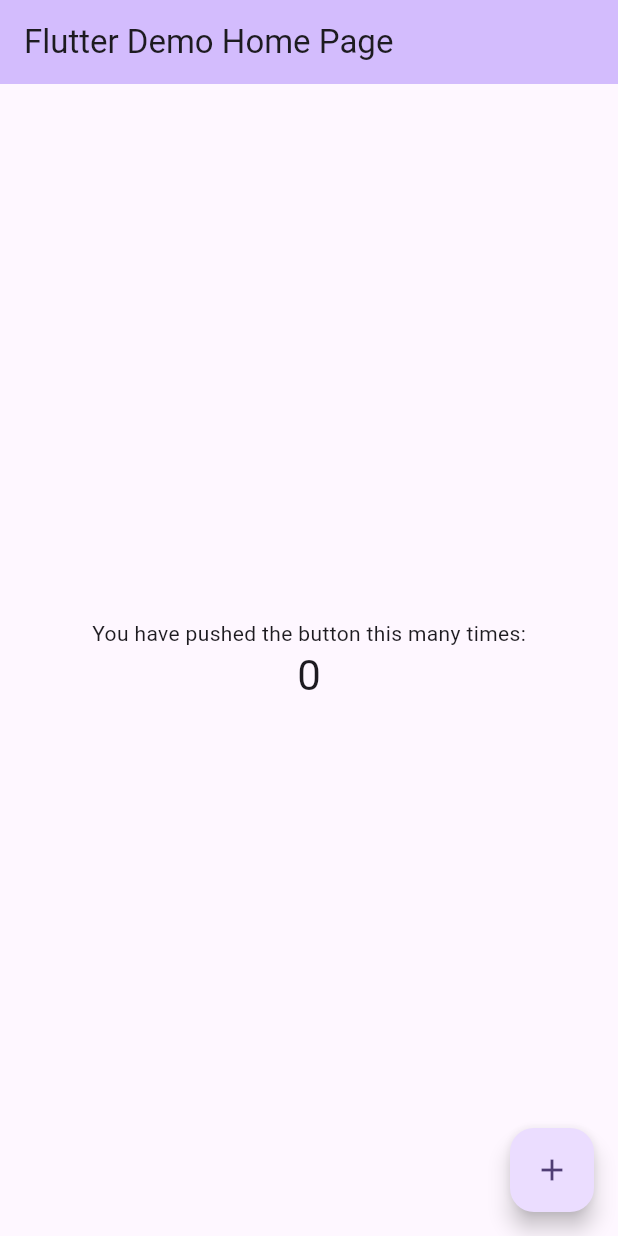
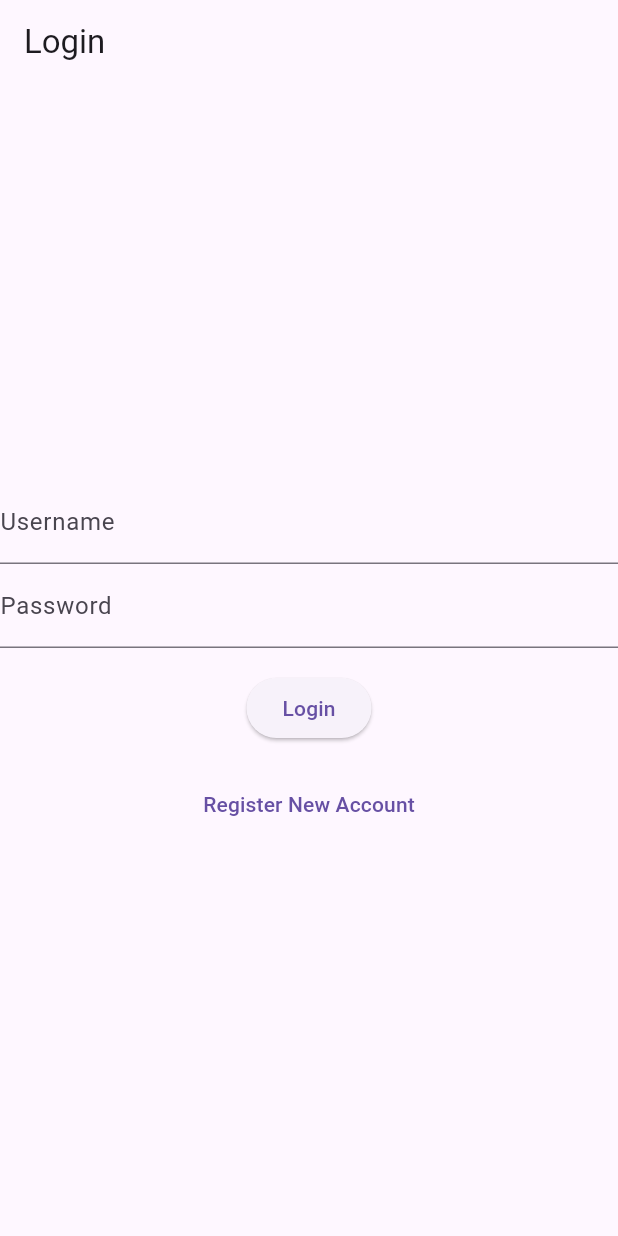
Before and after one commit to Zion2-6/MoodTracker, a Flutter app: the screen it shows after launch, on a phone screen of 412 x 824 dp. Run offline on Flutter 3.47's test engine with Material 3 defaults, Android fonts, the phone set to English and light mode, and no system bars; our stand-ins replace flutter_secure_storage, sqflite, sqflite_common_ffi; accounts and stored records are empty.

Commit message:
Added Registration page and Login Page with user authentication and local database (6 new dart files)

```diff
--- /dev/null
+++ b/lib/databasehelper.dart
@@ -0,0 +1,53 @@
+import 'package:path/path.dart';
+import 'package:sqflite/sqflite.dart';
+import 'user.dart'; // Your user model class
+import 'dart:io';
+import 'package:flutter/foundation.dart';
+import 'package:path_provider/path_provider.dart'; // Used for accessing the file system
+
+class DatabaseHelper {
+  static Future<Database> getDatabase() async {
+    final databasesPath = await getDatabasesPath();
+    final String path = join(databasesPath, 'your_database.db');
+    print("Database path: $path");
+
+    // Open/create the database at the path
+    return openDatabase(path, version: 1, onCreate: (db, version) async {
+      // Create the 'users' table if it doesn't exist
+      await db.execute('''
+        CREATE TABLE IF NOT EXISTS users (
+          username TEXT PRIMARY KEY,
+          password TEXT
+        );
+      ''');
+    });
+  }
+
+  static Future<String> getDatabasesPath() async {
+    final directory = await getApplicationDocumentsDirectory(); // This works for both mobile and desktop
+    return directory.path;
+  }
+
+  static Future<void> insertUser(User user) async {
+    final Database db = await getDatabase();
+    await db.insert(
+      'users',
+      user.toMap(),
+      conflictAlgorithm: ConflictAlgorithm.replace,
+    );
+  }
+
+  static Future<User?> getUserByUsername(String username) async {
+    final Database db = await getDatabase();
+    final List<Map<String, dynamic>> maps = await db.query(
+      'users',
+      where: 'username = ?',
+      whereArgs: [username],
+    );
+    if (maps.isNotEmpty) {
+      // Assuming the password is stored in a hashed format
+      return User(username: maps[0]['username'], password: maps[0]['password']);
+    }
+    return null; // User not found
+  }
+}
--- /dev/null
+++ b/lib/loginpage.dart
@@ -0,0 +1,97 @@
+import 'package:flutter/material.dart';
+import 'databasehelper.dart';
+import 'user.dart';
+// Import your SecureStorage and DatabaseHelper for verifying user data
+
+class LoginPage extends StatefulWidget {
+  @override
+  _LoginPageState createState() => _LoginPageState();
+}
+
+class _LoginPageState extends State<LoginPage> {
+  final _formKey = GlobalKey<FormState>();
+  String _username = '';
+  String _password = '';
+
+  void _login() async {
+  // Retrieve the user from the database
+  final User? user = await DatabaseHelper.getUserByUsername(_username);
+
+  // Check if user exists and password matches
+  if (user != null && user.password == _password) {
+    // If valid, navigate to the home page
+    Navigator.of(context).pushReplacementNamed('/home');
+  } else {
+    // If invalid, show an error message
+    showDialog(
+      context: context,
+      builder: (ctx) => AlertDialog(
+        title: Text('Login Failed'),
+        content: Text('Invalid username or password.'),
+        actions: <Widget>[
+          TextButton(
+            child: Text('Okay'),
+            onPressed: () {
+              Navigator.of(ctx).pop(); // Dismiss the dialog
+            },
+          ),
+        ],
+      ),
+    );
+  }
+}
+
+  @override
+  Widget build(BuildContext context) {
+    return Scaffold(
+      appBar: AppBar(title: Text('Login')),
+      body: Form(
+        key: _formKey,
+        child: Column(
+          mainAxisAlignment: MainAxisAlignment.center,
+          children: <Widget>[
+            TextFormField(
+              decoration: InputDecoration(labelText: 'Username'),
+              validator: (value) {
+                if (value == null || value.isEmpty) {
+                  return 'Please enter your username';
+                }
+                return null;
+              },
+              onSaved: (value) => _username = value!,
+            ),
+            TextFormField(
+              decoration: InputDecoration(labelText: 'Password'),
+              obscureText: true,
+              validator: (value) {
+                if (value == null || value.isEmpty) {
+                  return 'Please enter your password';
+                }
+                return null;
+              },
+              onSaved: (value) => _password = value!,
+            ),
+            Padding(
+              padding: const EdgeInsets.symmetric(vertical: 16.0),
+              child: ElevatedButton(
+                onPressed: () {
+                  if (_formKey.currentState!.validate()) {
+                    _formKey.currentState!.save();
+                    _login();
+                  }
+                },
+                child: Text('Login'),
+              ),
+            ),
+            TextButton(
+              onPressed: () {
+                Navigator.of(context).pushNamed('/register');
+              },
+              child: Text('Register New Account'),
+            ),
+          ],
+        ),
+      ),
+    );
+  }
+}
--- a/lib/main.dart
+++ b/lib/main.dart
@@ -1,125 +1,34 @@
 import 'package:flutter/material.dart';
+import 'loginpage.dart';
+import 'registrationpage.dart';
+import 'homepage.dart'; // Assume you have a HomePage.dart for logged-in users
+import 'package:sqflite_common_ffi/sqflite_ffi.dart';
+import 'package:flutter/foundation.dart';
+import 'dart:io';
+
 
 void main() {
-  runApp(const MyApp());
+  if (!kIsWeb && (Platform.isWindows || Platform.isLinux || Platform.isMacOS)) {
+    sqfliteFfiInit();
+    databaseFactory = databaseFactoryFfi;
+  }
+  runApp(MyApp());
 }
 
 class MyApp extends StatelessWidget {
-  const MyApp({super.key});
-
-  // This widget is the root of your application.
   @override
   Widget build(BuildContext context) {
     return MaterialApp(
-      title: 'Flutter Demo',
+      title: 'Flutter Login Demo',
       theme: ThemeData(
-        // This is the theme of your application.
-        //
-        // TRY THIS: Try running your application with "flutter run". You'll see
-        // the application has a purple toolbar. Then, without quitting the app,
-        // try changing the seedColor in the colorScheme below to Colors.green
-        // and then invoke "hot reload" (save your changes or press the "hot
-        // reload" button in a Flutter-supported IDE, or press "r" if you used
-        // the command line to start the app).
-        //
-        // Notice that the counter didn't reset back to zero; the application
-        // state is not lost during the reload. To reset the state, use hot
-        // restart instead.
-        //
-        // This works for code too, not just values: Most code changes can be
-        // tested with just a hot reload.
-        colorScheme: ColorScheme.fromSeed(seedColor: Colors.deepPurple),
-        useMaterial3: true,
+        primarySwatch: Colors.blue,
       ),
-      home: const MyHomePage(title: 'Flutter Demo Home Page'),
+      initialRoute: '/login',
+      routes: {
+        '/login': (context) => LoginPage(),
+        '/register': (context) => RegistrationPage(),
+        '/home': (context) => HomePage(), // Your logged-in home page
+      },
     );
   }
 }
-
-class MyHomePage extends StatefulWidget {
-  const MyHomePage({super.key, required this.title});
-
-  // This widget is the home page of your application. It is stateful, meaning
-  // that it has a State object (defined below) that contains fields that affect
-  // how it looks.
-
-  // This class is the configuration for the state. It holds the values (in this
-  // case the title) provided by the parent (in this case the App widget) and
-  // used by the build method of the State. Fields in a Widget subclass are
-  // always marked "final".
-
-  final String title;
-
-  @override
-  State<MyHomePage> createState() => _MyHomePageState();
-}
-
-class _MyHomePageState extends State<MyHomePage> {
-  int _counter = 0;
-
-  void _incrementCounter() {
-    setState(() {
-      // This call to setState tells the Flutter framework that something has
-      // changed in this State, which causes it to rerun the build method below
-      // so that the display can reflect the updated values. If we changed
-      // _counter without calling setState(), then the build method would not be
-      // called again, and so nothing would appear to happen.
-      _counter++;
-    });
-  }
-
-  @override
-  Widget build(BuildContext context) {
-    // This method is rerun every time setState is called, for instance as done
-    // by the _incrementCounter method above.
-    //
-    // The Flutter framework has been optimized to make rerunning build methods
-    // fast, so that you can just rebuild anything that needs updating rather
-    // than having to individually change instances of widgets.
-    return Scaffold(
-      appBar: AppBar(
-        // TRY THIS: Try changing the color here to a specific color (to
-        // Colors.amber, perhaps?) and trigger a hot reload to see the AppBar
-        // change color while the other colors stay the same.
-        backgroundColor: Theme.of(context).colorScheme.inversePrimary,
-        // Here we take the value from the MyHomePage object that was created by
-        // the App.build method, and use it to set our appbar title.
-        title: Text(widget.title),
-      ),
-      body: Center(
-        // Center is a layout widget. It takes a single child and positions it
-        // in the middle of the parent.
-        child: Column(
-          // Column is also a layout widget. It takes a list of children and
-          // arranges them vertically. By default, it sizes itself to fit its
-          // children horizontally, and tries to be as tall as its parent.
-          //
-          // Column has various properties to control how it sizes itself and
-          // how it positions its children. Here we use mainAxisAlignment to
-          // center the children vertically; the main axis here is the vertical
-          // axis because Columns are vertical (the cross axis would be
-          // horizontal).
-          //
-          // TRY THIS: Invoke "debug painting" (choose the "Toggle Debug Paint"
-          // action in the IDE, or press "p" in the console), to see the
-          // wireframe for each widget.
-          mainAxisAlignment: MainAxisAlignment.center,
-          children: <Widget>[
-            const Text(
-              'You have pushed the button this many times:',
-            ),
-            Text(
-              '$_counter',
-              style: Theme.of(context).textTheme.headlineMedium,
-            ),
-          ],
-        ),
-      ),
-      floatingActionButton: FloatingActionButton(
-        onPressed: _incrementCounter,
-        tooltip: 'Increment',
-        child: const Icon(Icons.add),
-      ), // This trailing comma makes auto-formatting nicer for build methods.
-    );
-  }
-}
--- /dev/null
+++ b/lib/registrationpage.dart
@@ -0,0 +1,72 @@
+import 'package:flutter/material.dart';
+import 'databasehelper.dart';
+import 'user.dart';
+// Import your DatabaseHelper for saving user data
+
+class RegistrationPage extends StatefulWidget {
+  @override
+  _RegistrationPageState createState() => _RegistrationPageState();
+}
+
+class _RegistrationPageState extends State<RegistrationPage> {
+  final _formKey = GlobalKey<FormState>();
+  String _username = '';
+  String _password = '';
+
+  void _register() async {
+  // Assuming you have a User model and a DatabaseHelper class
+  var newUser = User(username: _username, password: _password); // Replace with actual data fields
+  await DatabaseHelper.insertUser(newUser); // Insert the new user into the database
+
+  // After successful registration, navigate back to the login page
+  Navigator.of(context).pop(); // This pops the registration screen off the navigation stack, returning to the login page
+}
+
+  @override
+  Widget build(BuildContext context) {
+    return Scaffold(
+      appBar: AppBar(title: Text('Register')),
+      body: Form(
+        key: _formKey,
+        child: Column(
+          mainAxisAlignment: MainAxisAlignment.center,
+          children: <Widget>[
+            TextFormField(
+              decoration: InputDecoration(labelText: 'Username'),
+              validator: (value) {
+                if (value == null || value.isEmpty) {
+                  return 'Please enter a username';
+                }
+                return null;
+              },
+              onSaved: (value) => _username = value!,
+            ),
+            TextFormField(
+              decoration: InputDecoration(labelText: 'Password'),
+              obscureText: true,
+              validator: (value) {
+                if (value == null || value.isEmpty) {
+                  return 'Please enter a password';
+                }
+                return null;
+              },
+              onSaved: (value) => _password = value!,
+            ),
+            Padding(
+              padding: const EdgeInsets.symmetric(vertical: 16.0),
+              child: ElevatedButton(
+                onPressed: () {
+                  if (_formKey.currentState!.validate()) {
+                    _formKey.currentState!.save();
+                    _register();
+                  }
+                },
+                child: Text('Register'),
+              ),
+            ),
+          ],
+        ),
+      ),
+    );
+  }
+}
--- /dev/null
+++ b/lib/user.dart
@@ -0,0 +1,15 @@
+
+class User {
+  final String username;
+  final String password; // Assume password is handled securely and not stored directly
+
+  User({required this.username, required this.password});
+
+  Map<String, dynamic> toMap() {
+    return {
+      'username': username,
+      'password': password,
+
+    };
+  }
+}
```
Also changed, not shown: lib/homepage.dart (added, +15 -0 lines), lib/securestorage.dart (added, +17 -0 lines), pubspec.yaml (+5 -2 lines), pubspec.lock, 7 other files.
